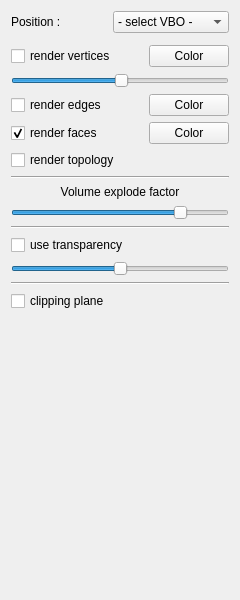
The window that schnapps/plugins/volume_render/volume_render.ui (cgogn/SCHNApps) describes before a commit, drawn with Qt 5.
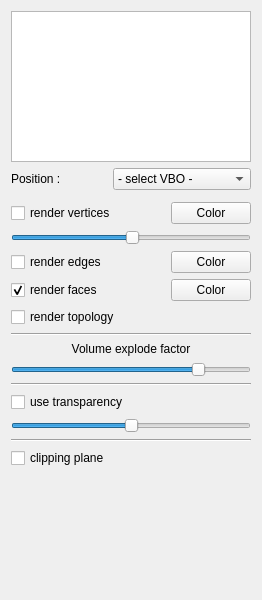
The same window after the commit.

Commit message: volume rendre + CMap3 import

```diff
--- a/schnapps/plugins/volume_render/volume_render.ui
+++ b/schnapps/plugins/volume_render/volume_render.ui
@@ -7,7 +7,7 @@
    <rect>
     <x>0</x>
     <y>0</y>
-    <width>240</width>
+    <width>262</width>
     <height>600</height>
    </rect>
   </property>
@@ -15,81 +15,14 @@
    <string>Form</string>
   </property>
   <layout class="QGridLayout" name="gridLayout">
-   <item row="0" column="0">
-    <widget class="QLabel" name="label_2">
-     <property name="minimumSize">
-      <size>
-       <width>96</width>
-       <height>0</height>
-      </size>
-     </property>
-     <property name="text">
-      <string>Position :</string>
-     </property>
-    </widget>
-   </item>
-   <item row="0" column="1" colspan="2">
-    <widget class="QComboBox" name="combo_positionVBO">
-     <property name="sizePolicy">
-      <sizepolicy hsizetype="Expanding" vsizetype="Fixed">
-       <horstretch>0</horstretch>
-       <verstretch>0</verstretch>
-      </sizepolicy>
-     </property>
-     <item>
-      <property name="text">
-       <string>- select VBO -</string>
-      </property>
-     </item>
-    </widget>
-   </item>
-   <item row="1" column="0" colspan="3">
-    <widget class="Line" name="line"/>
-   </item>
-   <item row="2" column="0" colspan="2">
-    <widget class="QCheckBox" name="check_renderVertices">
-     <property name="text">
-      <string>render vertices</string>
-     </property>
-    </widget>
-   </item>
-   <item row="2" column="2">
-    <widget class="QPushButton" name="vertexColorButton">
-     <property name="sizePolicy">
-      <sizepolicy hsizetype="Preferred" vsizetype="Preferred">
-       <horstretch>0</horstretch>
-       <verstretch>0</verstretch>
-      </sizepolicy>
-     </property>
-     <property name="maximumSize">
-      <size>
-       <width>16777215</width>
-       <height>32</height>
-      </size>
-     </property>
-     <property name="text">
-      <string>Color</string>
-     </property>
-    </widget>
-   </item>
-   <item row="3" column="0" colspan="3">
-    <widget class="QSlider" name="slider_vertexScaleFactor">
-     <property name="value">
-      <number>50</number>
-     </property>
-     <property name="orientation">
-      <enum>Qt::Horizontal</enum>
-     </property>
-    </widget>
-   </item>
-   <item row="4" column="0" colspan="2">
+   <item row="5" column="0" colspan="2">
     <widget class="QCheckBox" name="check_renderEdges">
      <property name="text">
       <string>render edges</string>
      </property>
     </widget>
    </item>
-   <item row="4" column="2">
+   <item row="5" column="2">
     <widget class="QPushButton" name="edgeColorButton">
      <property name="sizePolicy">
       <sizepolicy hsizetype="Preferred" vsizetype="Minimum">
@@ -108,7 +41,7 @@
      </property>
     </widget>
    </item>
-   <item row="5" column="0" colspan="2">
+   <item row="6" column="0" colspan="2">
     <widget class="QCheckBox" name="check_renderFaces">
      <property name="text">
       <string>render faces</string>
@@ -118,83 +51,7 @@
      </property>
     </widget>
    </item>
-   <item row="5" column="2">
-    <widget class="QPushButton" name="faceColorButton">
-     <property name="sizePolicy">
-      <sizepolicy hsizetype="Preferred" vsizetype="Minimum">
-       <horstretch>0</horstretch>
-       <verstretch>0</verstretch>
-      </sizepolicy>
-     </property>
-     <property name="maximumSize">
-      <size>
-       <width>16777215</width>
-       <height>32</height>
-      </size>
-     </property>
-     <property name="text">
-      <string>Color</string>
-     </property>
-    </widget>
-   </item>
-   <item row="6" column="0" colspan="2">
-    <widget class="QCheckBox" name="check_renderTopology">
-     <property name="text">
-      <string>render topology</string>
-     </property>
-    </widget>
-   </item>
-   <item row="7" column="0" colspan="3">
-    <widget class="Line" name="line_4">
-     <property name="orientation">
-      <enum>Qt::Horizontal</enum>
-     </property>
-    </widget>
-   </item>
-   <item row="8" column="0" colspan="3">
-    <widget class="QLabel" name="labelExplodVolumes">
-     <property name="text">
-      <string>Volume explode factor</string>
-     </property>
-     <property name="alignment">
-      <set>Qt::AlignCenter</set>
-     </property>
-    </widget>
-   </item>
-   <item row="9" column="0" colspan="3">
-    <widget class="QSlider" name="slider_volumeExplodeFactor">
-     <property name="sizePolicy">
-      <sizepolicy hsizetype="Expanding" vsizetype="Fixed">
-       <horstretch>0</horstretch>
-       <verstretch>0</verstretch>
-      </sizepolicy>
-     </property>
-     <property name="maximum">
-      <number>100</number>
-     </property>
-     <property name="value">
-      <number>80</number>
-     </property>
-     <property name="orientation">
-      <enum>Qt::Horizontal</enum>
-     </property>
-    </widget>
-   </item>
-   <item row="10" column="0" colspan="3">
-    <widget class="Line" name="line_2">
-     <property name="orientation">
-      <enum>Qt::Horizontal</enum>
-     </property>
-    </widget>
-   </item>
-   <item row="11" column="0" colspan="2">
-    <widget class="QCheckBox" name="check_useTransparency">
-     <property name="text">
-      <string>use transparency</string>
-     </property>
-    </widget>
-   </item>
-   <item row="12" column="0" colspan="3">
+   <item row="13" column="0" colspan="3">
     <widget class="QSlider" name="slider_transparency">
      <property name="maximum">
       <number>254</number>
@@ -207,27 +64,21 @@
      </property>
     </widget>
    </item>
-   <item row="13" column="0" colspan="3">
-    <widget class="Line" name="line_3">
+   <item row="12" column="0" colspan="2">
+    <widget class="QCheckBox" name="check_useTransparency">
+     <property name="text">
+      <string>use transparency</string>
+     </property>
+    </widget>
+   </item>
+   <item row="8" column="0" colspan="3">
+    <widget class="Line" name="line_4">
      <property name="orientation">
       <enum>Qt::Horizontal</enum>
      </property>
     </widget>
    </item>
-   <item row="14" column="0" colspan="3">
-    <widget class="QCheckBox" name="check_clippingPlane">
-     <property name="enabled">
-      <bool>true</bool>
-     </property>
-     <property name="text">
-      <string>clipping plane</string>
-     </property>
-     <property name="checked">
-      <bool>false</bool>
-     </property>
-    </widget>
-   </item>
-   <item row="15" column="0" colspan="3">
+   <item row="16" column="0" colspan="3">
     <spacer name="verticalSpacer">
      <property name="orientation">
       <enum>Qt::Vertical</enum>
@@ -240,6 +91,158 @@
      </property>
     </spacer>
    </item>
+   <item row="14" column="0" colspan="3">
+    <widget class="Line" name="line_3">
+     <property name="orientation">
+      <enum>Qt::Horizontal</enum>
+     </property>
+    </widget>
+   </item>
+   <item row="10" column="0" colspan="3">
+    <widget class="QSlider" name="slider_volumeExplodeFactor">
+     <property name="sizePolicy">
+      <sizepolicy hsizetype="Expanding" vsizetype="Fixed">
+       <horstretch>0</horstretch>
+       <verstretch>0</verstretch>
+      </sizepolicy>
+     </property>
+     <property name="maximum">
+      <number>100</number>
+     </property>
+     <property name="value">
+      <number>80</number>
+     </property>
+     <property name="orientation">
+      <enum>Qt::Horizontal</enum>
+     </property>
+    </widget>
+   </item>
+   <item row="9" column="0" colspan="3">
+    <widget class="QLabel" name="labelExplodVolumes">
+     <property name="text">
+      <string>Volume explode factor</string>
+     </property>
+     <property name="alignment">
+      <set>Qt::AlignCenter</set>
+     </property>
+    </widget>
+   </item>
+   <item row="6" column="2">
+    <widget class="QPushButton" name="faceColorButton">
+     <property name="sizePolicy">
+      <sizepolicy hsizetype="Preferred" vsizetype="Minimum">
+       <horstretch>0</horstretch>
+       <verstretch>0</verstretch>
+      </sizepolicy>
+     </property>
+     <property name="maximumSize">
+      <size>
+       <width>16777215</width>
+       <height>32</height>
+      </size>
+     </property>
+     <property name="text">
+      <string>Color</string>
+     </property>
+    </widget>
+   </item>
+   <item row="15" column="0" colspan="3">
+    <widget class="QCheckBox" name="check_clippingPlane">
+     <property name="enabled">
+      <bool>true</bool>
+     </property>
+     <property name="text">
+      <string>clipping plane</string>
+     </property>
+     <property name="checked">
+      <bool>false</bool>
+     </property>
+    </widget>
+   </item>
+   <item row="11" column="0" colspan="3">
+    <widget class="Line" name="line_2">
+     <property name="orientation">
+      <enum>Qt::Horizontal</enum>
+     </property>
+    </widget>
+   </item>
+   <item row="3" column="2">
+    <widget class="QPushButton" name="vertexColorButton">
+     <property name="sizePolicy">
+      <sizepolicy hsizetype="Preferred" vsizetype="Preferred">
+       <horstretch>0</horstretch>
+       <verstretch>0</verstretch>
+      </sizepolicy>
+     </property>
+     <property name="maximumSize">
+      <size>
+       <width>16777215</width>
+       <height>32</height>
+      </size>
+     </property>
+     <property name="text">
+      <string>Color</string>
+     </property>
+    </widget>
+   </item>
+   <item row="4" column="0" colspan="3">
+    <widget class="QSlider" name="slider_vertexScaleFactor">
+     <property name="value">
+      <number>50</number>
+     </property>
+     <property name="orientation">
+      <enum>Qt::Horizontal</enum>
+     </property>
+    </widget>
+   </item>
+   <item row="7" column="0" colspan="2">
+    <widget class="QCheckBox" name="check_renderTopology">
+     <property name="text">
+      <string>render topology</string>
+     </property>
+    </widget>
+   </item>
+   <item row="2" column="0" colspan="3">
+    <widget class="Line" name="line"/>
+   </item>
+   <item row="1" column="1" colspan="2">
+    <widget class="QComboBox" name="combo_positionVBO">
+     <property name="sizePolicy">
+      <sizepolicy hsizetype="Expanding" vsizetype="Fixed">
+       <horstretch>0</horstretch>
+       <verstretch>0</verstretch>
+      </sizepolicy>
+     </property>
+     <item>
+      <property name="text">
+       <string>- select VBO -</string>
+      </property>
+     </item>
+    </widget>
+   </item>
+   <item row="3" column="0" colspan="2">
+    <widget class="QCheckBox" name="check_renderVertices">
+     <property name="text">
+      <string>render vertices</string>
+     </property>
+    </widget>
+   </item>
+   <item row="1" column="0">
+    <widget class="QLabel" name="label_2">
+     <property name="minimumSize">
+      <size>
+       <width>96</width>
+       <height>0</height>
+      </size>
+     </property>
+     <property name="text">
+      <string>Position :</string>
+     </property>
+    </widget>
+   </item>
+   <item row="0" column="0" colspan="3">
+    <widget class="QListWidget" name="list_maps"/>
+   </item>
   </layout>
  </widget>
  <resources/>
```
The commit also changes 14 other files.
